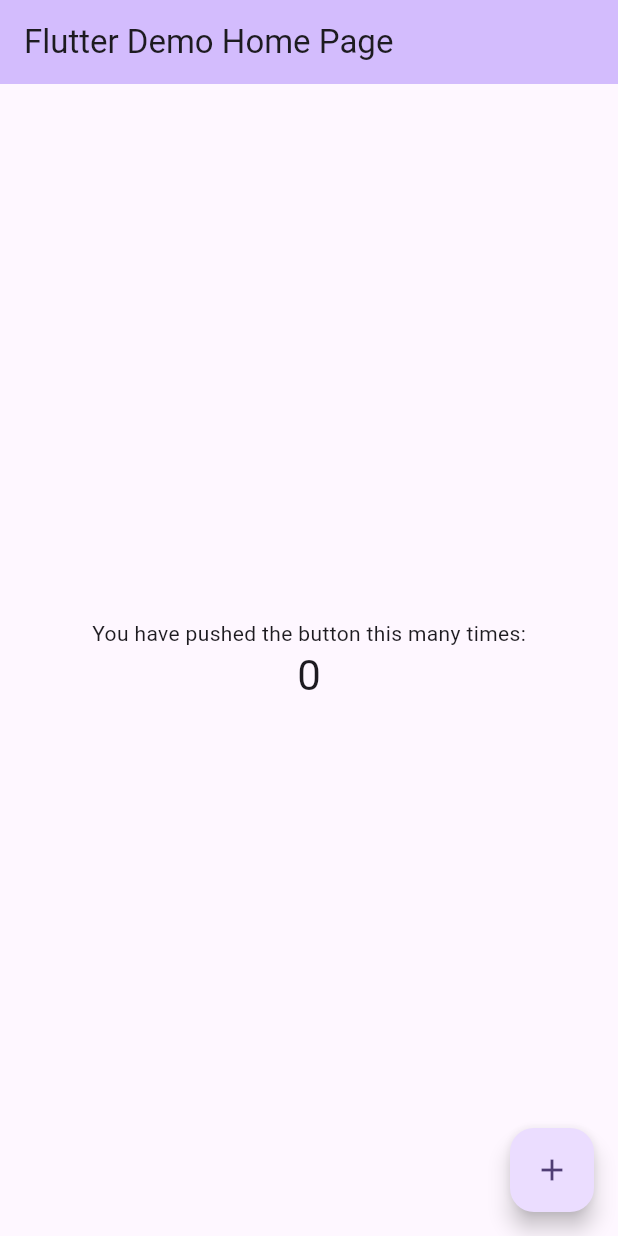
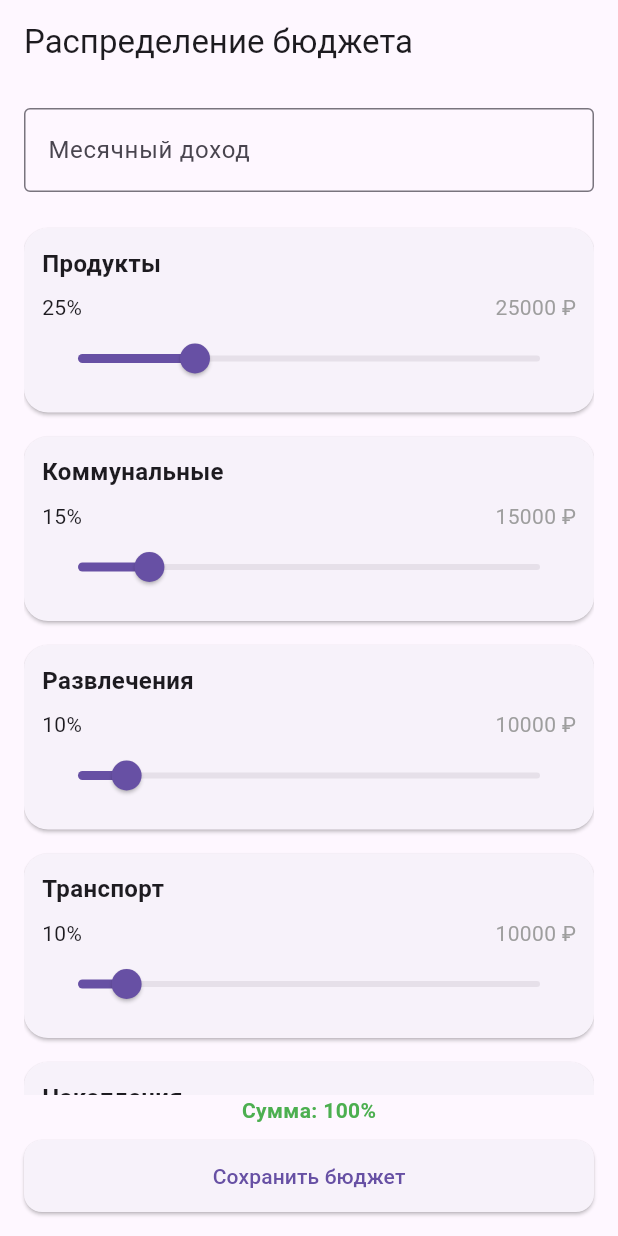
Before and after one commit to RimmaShumkova/finance_assistant, a Flutter app: the screen it shows after launch, on a phone screen of 412 x 824 dp. Run offline on Flutter 3.47's test engine with Material 3 defaults, Android fonts, the phone set to English and light mode, and no system bars.

Commit message:
Add budget screen and update main navigation

```diff
--- /dev/null
+++ b/lib/budget_screen.dart
@@ -0,0 +1,177 @@
+import 'package:flutter/material.dart';
+
+class Category {
+  String name;
+  double percent;
+
+  Category({required this.name, required this.percent});
+}
+
+class BudgetScreen extends StatefulWidget {
+  @override
+  _BudgetScreenState createState() => _BudgetScreenState();
+}
+
+class _BudgetScreenState extends State<BudgetScreen> {
+  double income = 100000;
+
+  List<Category> categories = [
+    Category(name: "Продукты", percent: 25),
+    Category(name: "Коммунальные", percent: 15),
+    Category(name: "Развлечения", percent: 10),
+    Category(name: "Транспорт", percent: 10),
+    Category(name: "Накопления", percent: 20),
+    Category(name: "Остальное", percent: 20), // последняя категория
+  ];
+
+  double get totalPercent =>
+      categories.fold(0, (sum, item) => sum + item.percent);
+
+  double moneyFor(Category c) => income * c.percent / 100;
+
+  // Автоподстройка последней категории
+  void updatePercent(int index, double value) {
+    setState(() {
+      final int lastIndex = categories.length - 1;
+      if (index == lastIndex) {
+        // Последнюю категорию менять вручную нельзя
+        return;
+      }
+
+      categories[index].percent = value;
+
+      double sumOther = categories
+          .asMap()
+          .entries
+          .where((e) => e.key != lastIndex)
+          .fold(0.0, (sum, e) => sum + e.value.percent);
+
+      categories[lastIndex].percent = (100 - sumOther).clamp(0, 100);
+    });
+  }
+
+  void saveBudget() {
+    ScaffoldMessenger.of(context).showSnackBar(
+      SnackBar(content: Text("Бюджет сохранён")),
+    );
+  }
+
+  @override
+  Widget build(BuildContext context) {
+    return Scaffold(
+      appBar: AppBar(
+        title: Text("Распределение бюджета"),
+      ),
+      body: Padding(
+        padding: const EdgeInsets.all(16),
+        child: Column(
+          children: [
+            // Ввод дохода
+            TextField(
+              keyboardType: TextInputType.number,
+              decoration: InputDecoration(
+                labelText: "Месячный доход",
+                border: OutlineInputBorder(),
+                suffixText: "₽",
+              ),
+              onChanged: (value) {
+                setState(() {
+                  income = double.tryParse(value) ?? 0;
+                });
+              },
+            ),
+
+            SizedBox(height: 16),
+
+            // Категории
+            Expanded(
+              child: ListView.builder(
+                itemCount: categories.length,
+                itemBuilder: (context, index) {
+                  final category = categories[index];
+
+                  return Card(
+                    shape: RoundedRectangleBorder(
+                      borderRadius: BorderRadius.circular(16),
+                    ),
+                    margin: EdgeInsets.symmetric(vertical: 8),
+                    child: Padding(
+                      padding: const EdgeInsets.all(12),
+                      child: Column(
+                        crossAxisAlignment: CrossAxisAlignment.start,
+                        children: [
+                          Text(
+                            category.name,
+                            style: TextStyle(
+                              fontSize: 16,
+                              fontWeight: FontWeight.bold,
+                            ),
+                          ),
+
+                          SizedBox(height: 8),
+
+                          Row(
+                            mainAxisAlignment: MainAxisAlignment.spaceBetween,
+                            children: [
+                              Text("${category.percent.toStringAsFixed(0)}%"),
+                              // Плавная анимация
+                              TweenAnimationBuilder<double>(
+                                tween: Tween<double>(
+                                    begin: 0, end: moneyFor(category)),
+                                duration: Duration(milliseconds: 300),
+                                builder: (context, value, child) {
+                                  return Text(
+                                    "${value.toInt()} ₽",
+                                    style: TextStyle(color: Colors.grey),
+                                  );
+                                },
+                              ),
+                            ],
+                          ),
+
+                          Slider(
+                            value: category.percent,
+                            min: 0,
+                            max: 100,
+                            divisions: 100,
+                            onChanged: (value) => updatePercent(index, value),
+                          ),
+                        ],
+                      ),
+                    ),
+                  );
+                },
+              ),
+            ),
+
+            // Сумма процентов
+            Text(
+              "Сумма: ${totalPercent.toStringAsFixed(0)}%",
+              style: TextStyle(
+                color: Colors.green,
+                fontWeight: FontWeight.bold,
+              ),
+            ),
+
+            SizedBox(height: 10),
+
+            // Кнопка
+            SizedBox(
+              width: double.infinity,
+              child: ElevatedButton(
+                style: ElevatedButton.styleFrom(
+                  padding: EdgeInsets.symmetric(vertical: 14),
+                  shape: RoundedRectangleBorder(
+                    borderRadius: BorderRadius.circular(12),
+                  ),
+                ),
+                onPressed: saveBudget,
+                child: Text("Сохранить бюджет"),
+              ),
+            ),
+          ],
+        ),
+      ),
+    );
+  }
+}
--- a/lib/main.dart
+++ b/lib/main.dart
@@ -1,122 +1,19 @@
 import 'package:flutter/material.dart';
+import 'budget_screen.dart';
 
 void main() {
-  runApp(const MyApp());
+  runApp(MyApp());
 }
 
 class MyApp extends StatelessWidget {
-  const MyApp({super.key});
-
-  // This widget is the root of your application.
   @override
   Widget build(BuildContext context) {
     return MaterialApp(
-      title: 'Flutter Demo',
+      title: 'Smart Budget',
       theme: ThemeData(
-        // This is the theme of your application.
-        //
-        // TRY THIS: Try running your application with "flutter run". You'll see
-        // the application has a purple toolbar. Then, without quitting the app,
-        // try changing the seedColor in the colorScheme below to Colors.green
-        // and then invoke "hot reload" (save your changes or press the "hot
-        // reload" button in a Flutter-supported IDE, or press "r" if you used
-        // the command line to start the app).
-        //
-        // Notice that the counter didn't reset back to zero; the application
-        // state is not lost during the reload. To reset the state, use hot
-        // restart instead.
-        //
-        // This works for code too, not just values: Most code changes can be
-        // tested with just a hot reload.
-        colorScheme: .fromSeed(seedColor: Colors.deepPurple),
+        primarySwatch: Colors.blue,
       ),
-      home: const MyHomePage(title: 'Flutter Demo Home Page'),
+      home: BudgetScreen(),
     );
   }
 }
-
-class MyHomePage extends StatefulWidget {
-  const MyHomePage({super.key, required this.title});
-
-  // This widget is the home page of your application. It is stateful, meaning
-  // that it has a State object (defined below) that contains fields that affect
-  // how it looks.
-
-  // This class is the configuration for the state. It holds the values (in this
-  // case the title) provided by the parent (in this case the App widget) and
-  // used by the build method of the State. Fields in a Widget subclass are
-  // always marked "final".
-
-  final String title;
-
-  @override
-  State<MyHomePage> createState() => _MyHomePageState();
-}
-
-class _MyHomePageState extends State<MyHomePage> {
-  int _counter = 0;
-
-  void _incrementCounter() {
-    setState(() {
-      // This call to setState tells the Flutter framework that something has
-      // changed in this State, which causes it to rerun the build method below
-      // so that the display can reflect the updated values. If we changed
-      // _counter without calling setState(), then the build method would not be
-      // called again, and so nothing would appear to happen.
-      _counter++;
-    });
-  }
-
-  @override
-  Widget build(BuildContext context) {
-    // This method is rerun every time setState is called, for instance as done
-    // by the _incrementCounter method above.
-    //
-    // The Flutter framework has been optimized to make rerunning build methods
-    // fast, so that you can just rebuild anything that needs updating rather
-    // than having to individually change instances of widgets.
-    return Scaffold(
-      appBar: AppBar(
-        // TRY THIS: Try changing the color here to a specific color (to
-        // Colors.amber, perhaps?) and trigger a hot reload to see the AppBar
-        // change color while the other colors stay the same.
-        backgroundColor: Theme.of(context).colorScheme.inversePrimary,
-        // Here we take the value from the MyHomePage object that was created by
-        // the App.build method, and use it to set our appbar title.
-        title: Text(widget.title),
-      ),
-      body: Center(
-        // Center is a layout widget. It takes a single child and positions it
-        // in the middle of the parent.
-        child: Column(
-          // Column is also a layout widget. It takes a list of children and
-          // arranges them vertically. By default, it sizes itself to fit its
-          // children horizontally, and tries to be as tall as its parent.
-          //
-          // Column has various properties to control how it sizes itself and
-          // how it positions its children. Here we use mainAxisAlignment to
-          // center the children vertically; the main axis here is the vertical
-          // axis because Columns are vertical (the cross axis would be
-          // horizontal).
-          //
-          // TRY THIS: Invoke "debug painting" (choose the "Toggle Debug Paint"
-          // action in the IDE, or press "p" in the console), to see the
-          // wireframe for each widget.
-          mainAxisAlignment: .center,
-          children: [
-            const Text('You have pushed the button this many times:'),
-            Text(
-              '$_counter',
-              style: Theme.of(context).textTheme.headlineMedium,
-            ),
-          ],
-        ),
-      ),
-      floatingActionButton: FloatingActionButton(
-        onPressed: _incrementCounter,
-        tooltip: 'Increment',
-        child: const Icon(Icons.add),
-      ),
-    );
-  }
-}
```
